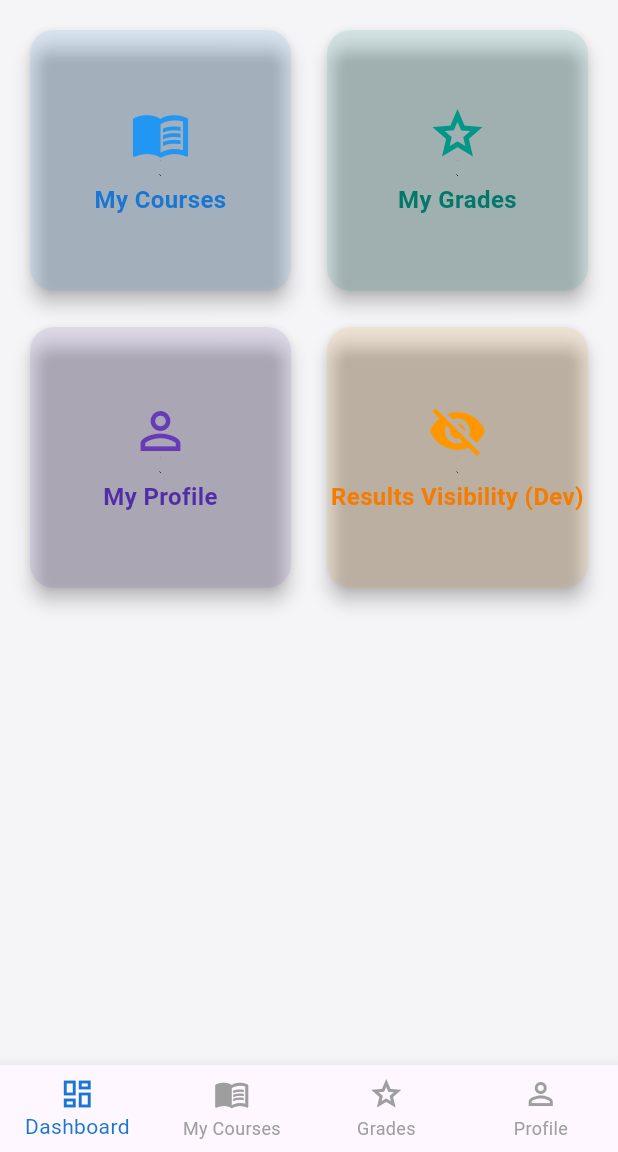
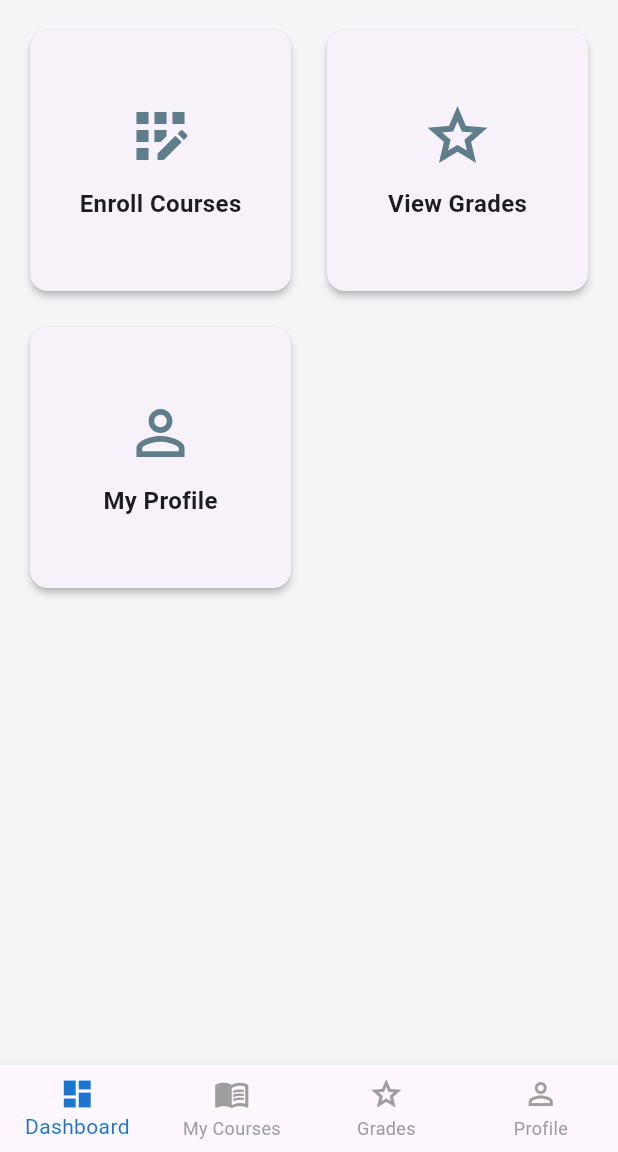
Before and after one commit to aabdulrafay/EduSmart, a Flutter app: the StudentDashboardScreen screen opened directly, on a phone screen of 412 x 824 dp, the part 84-1236 px from its top. Run offline on Flutter 3.47's test engine with Material 3 defaults, Android fonts, the phone set to English and light mode, and no system bars; our stand-ins replace pdf, printing.

Commit message:
added student screens

```diff
--- a/lib/student_dashboard_screen.dart
+++ b/lib/student_dashboard_screen.dart
@@ -13,33 +13,19 @@ class StudentDashboardScreen extends StatefulWidget {
 class _StudentDashboardScreenState extends State<StudentDashboardScreen> {
   int _selectedIndex = 0;
 
-  // Central state
-  final List<String> _enrolledCourses = [];
-  bool _resultsSubmitted = false;
+  final List<String> _enrolledCourses = ['Database Systems', 'Mobile App Dev'];
+  bool _resultsSubmitted = true;
 
-  // Dummy grade data
   final Map<String, Map<String, dynamic>> _resultsMap = {
     'Mobile App Development': {'marks': 85, 'grade': 'A'},
     'Database Systems': {'marks': 78, 'grade': 'B+'},
     'Software Engineering': {'marks': 91, 'grade': 'A+'},
   };
 
-  // Pages setup
   List<Widget> _buildPages() {
     return [
-      _buildDashboardView(),
-      StudentEnrollmentView(
-        onEnrollmentSuccess: (String enrolledCourse) {
-          if (!_enrolledCourses.contains(enrolledCourse)) {
-            setState(() {
-              _enrolledCourses.add(enrolledCourse);
-            });
-          }
-          ScaffoldMessenger.of(context).showSnackBar(
-            SnackBar(content: Text('Enrolled in $enrolledCourse')),
-          );
-        },
-      ),
+      _buildDashboard(),
+      StudentEnrollmentView(initialCourse: null, onEnrollmentSuccess: (_) {}),
       StudentGradesView(
         enrolledCourses: _enrolledCourses,
         resultsSubmitted: _resultsSubmitted,
@@ -49,82 +35,64 @@ class _StudentDashboardScreenState extends State<StudentDashboardScreen> {
     ];
   }
 
-  // Dashboard Page (like Admin)
-  Widget _buildDashboardView() {
-    final List<Map<String, dynamic>> dashboardCards = [
-      {
-        'title': 'My Courses',
-        'icon': Icons.menu_book_outlined,
-        'color': Colors.blue,
-        'onTap': () => _onItemTapped(1),
-      },
-      {
-        'title': 'My Grades',
-        'icon': Icons.grade_outlined,
-        'color': Colors.teal,
-        'onTap': () => _onItemTapped(2),
-      },
-      {
-        'title': 'My Profile',
-        'icon': Icons.person_outline,
-        'color': Colors.deepPurple,
-        'onTap': () => _onItemTapped(3),
-      },
-      {
-        'title': 'Results Visibility (Dev)',
-        'icon': _resultsSubmitted ? Icons.visibility : Icons.visibility_off,
-        'color': Colors.orange,
-        'onTap': () {
-          setState(() {
-            _resultsSubmitted = !_resultsSubmitted;
-          });
-          ScaffoldMessenger.of(context).showSnackBar(
-            SnackBar(content: Text('Results visibility: $_resultsSubmitted')),
-          );
-        },
-      },
-    ];
-
+  Widget _buildDashboard() {
     return Padding(
       padding: const EdgeInsets.all(16.0),
       child: GridView.count(
         crossAxisCount: 2,
         crossAxisSpacing: 16,
         mainAxisSpacing: 16,
-        children: dashboardCards.map((card) {
+        children: [
+          _buildDashboardCard(
+            icon: Icons.app_registration_outlined,
+            title: 'Enroll Courses',
+            onTap: () => setState(() => _selectedIndex = 1),
+          ),
+          _buildDashboardCard(
+            icon: Icons.grade_outlined,
+            title: 'View Grades',
+            onTap: () => setState(() => _selectedIndex = 2),
+          ),
+          _buildDashboardCard(
+            icon: Icons.person_outline,
+            title: 'My Profile',
+            onTap: () => setState(() => _selectedIndex = 3),
+          ),
+        ],
+      ),
+    );
+  }
+
+  Widget _buildDashboardCard({
+    required IconData icon,
+    required String title,
+    required VoidCallback onTap,
+  }) {
     return GestureDetector(
-            onTap: card['onTap'],
+      onTap: onTap,
       child: Card(
-              elevation: 5,
-              shape: RoundedRectangleBorder(borderRadius: BorderRadius.circular(16)),
-              color: card['color'].withOpacity(0.1),
+        elevation: 2,
+        shape: RoundedRectangleBorder(borderRadius: BorderRadius.circular(12)),
         child: Column(
           mainAxisAlignment: MainAxisAlignment.center,
           children: [
-                  Icon(card['icon'], color: card['color'], size: 40),
-                  const SizedBox(height: 12),
+            Icon(icon, size: 48, color: Colors.blueGrey),
+            const SizedBox(height: 10),
             Text(
-                    card['title'],
-                    textAlign: TextAlign.center,
-                    style: TextStyle(
-                      color: card['color'].shade700,
+              title,
+              style: const TextStyle(
+                fontSize: 16,
                 fontWeight: FontWeight.w600,
-                      fontSize: 16,
               ),
             ),
           ],
         ),
       ),
     );
-        }).toList(),
-      ),
-    );
   }
 
   void _onItemTapped(int index) {
-    setState(() {
-      _selectedIndex = index;
-    });
+    setState(() => _selectedIndex = index);
   }
 
   @override
@@ -138,27 +106,15 @@ class _StudentDashboardScreenState extends State<StudentDashboardScreen> {
       ),
       body: pages[_selectedIndex],
       bottomNavigationBar: BottomNavigationBar(
-        type: BottomNavigationBarType.fixed,
+        items: const [
+          BottomNavigationBarItem(icon: Icon(Icons.dashboard), label: 'Dashboard'),
+          BottomNavigationBarItem(icon: Icon(Icons.menu_book_outlined), label: 'My Courses'),
+          BottomNavigationBarItem(icon: Icon(Icons.grade_outlined), label: 'Grades'),
+          BottomNavigationBarItem(icon: Icon(Icons.person_outline), label: 'Profile'),
+        ],
         currentIndex: _selectedIndex,
         onTap: _onItemTapped,
-        items: const [
-          BottomNavigationBarItem(
-            icon: Icon(Icons.dashboard_outlined),
-            label: 'Dashboard',
-          ),
-          BottomNavigationBarItem(
-            icon: Icon(Icons.menu_book_outlined),
-            label: 'My Courses',
-          ),
-          BottomNavigationBarItem(
-            icon: Icon(Icons.grade_outlined),
-            label: 'Grades',
-          ),
-          BottomNavigationBarItem(
-            icon: Icon(Icons.person_outline),
-            label: 'Profile',
-          ),
-        ],
+        type: BottomNavigationBarType.fixed,
       ),
     );
   }
--- a/lib/studentpages/enrollment_view.dart
+++ b/lib/studentpages/enrollment_view.dart
@@ -94,8 +94,6 @@ class _StudentEnrollmentViewState extends State<StudentEnrollmentView> {
             ),
 
             const SizedBox(height: 20),
-
-            // Show course details dynamically
             if (_selectedCourse != null && selectedDetails['name']!.isNotEmpty)
               Card(
                 elevation: 2,
@@ -132,7 +130,6 @@ class _StudentEnrollmentViewState extends State<StudentEnrollmentView> {
             ),
             const SizedBox(height: 10),
 
-            // Display the enrolled courses list
             if (enrolledCourses.isEmpty)
               const Text(
                 'No courses enrolled yet.',
--- a/lib/studentpages/grades_view.dart
+++ b/lib/studentpages/grades_view.dart
@@ -14,7 +14,6 @@ class StudentGradesView extends StatelessWidget {
 
   @override
   Widget build(BuildContext context) {
-    // Dummy data fallback (for testing)
     final courses = enrolledCourses.isEmpty
         ? ['Mobile App Development', 'Database Systems', 'Software Engineering']
         : enrolledCourses;
--- a/lib/studentpages/profile_view.dart
+++ b/lib/studentpages/profile_view.dart
@@ -9,7 +9,6 @@ class StudentProfileView extends StatefulWidget {
 }
 
 class _StudentProfileViewState extends State<StudentProfileView> {
-  // Static demo data for 3 students
   final List<Map<String, String>> students = [
     {
       'name': 'Abdul Rafay',
```
Lines whose indentation alone changed are shown as unchanged.
